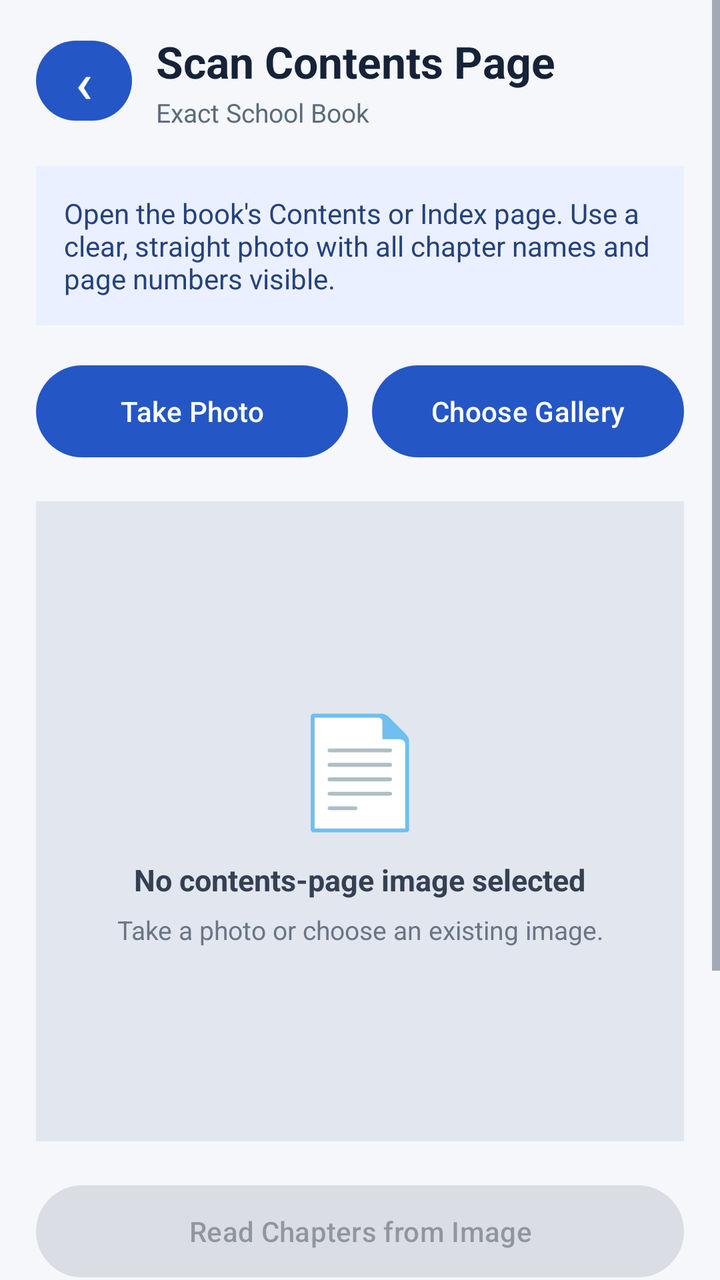
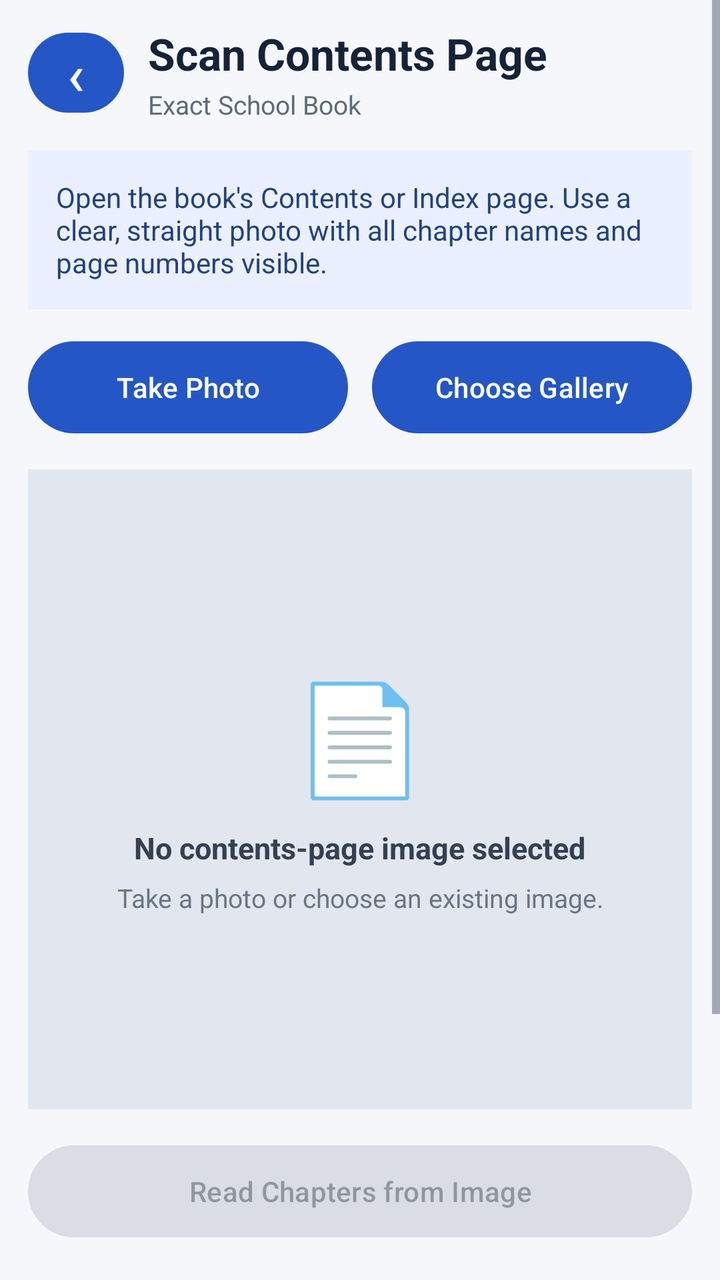

Compare the two renders of this Android layout. The source of the first and the diff that turns it into the second are given below.
<!-- AndroidManifest.xml: application theme Theme.StudySaathi -->
<!-- res/layout/activity_book_contents_scan.xml -->
<?xml version="1.0" encoding="utf-8"?>
<ScrollView xmlns:android="http://schemas.android.com/apk/res/android"
    android:id="@+id/bookContentsScanScrollView"
    android:layout_width="match_parent"
    android:layout_height="match_parent"
    android:background="#F5F7FB"
    android:fillViewport="true">

    <LinearLayout
        android:layout_width="match_parent"
        android:layout_height="wrap_content"
        android:orientation="vertical"
        android:paddingStart="18dp"
        android:paddingTop="16dp"
        android:paddingEnd="18dp"
        android:paddingBottom="28dp">

        <LinearLayout
            android:layout_width="match_parent"
            android:layout_height="wrap_content"
            android:gravity="center_vertical"
            android:orientation="horizontal">

            <Button
                android:id="@+id/backFromContentsScanButton"
                android:layout_width="48dp"
                android:layout_height="48dp"
                android:contentDescription="Go back"
                android:minWidth="0dp"
                android:padding="0dp"
                android:text="‹"
                android:textAllCaps="false"
                android:textSize="28sp" />

            <LinearLayout
                android:layout_width="0dp"
                android:layout_height="wrap_content"
                android:layout_marginStart="12dp"
                android:layout_weight="1"
                android:orientation="vertical">

                <TextView
                    android:id="@+id/contentsScanTitleTextView"
                    android:layout_width="match_parent"
                    android:layout_height="wrap_content"
                    android:text="Scan Contents Page"
                    android:textColor="#152238"
                    android:textSize="22sp"
                    android:textStyle="bold" />

                <TextView
                    android:id="@+id/contentsScanBookTitleTextView"
                    android:layout_width="match_parent"
                    android:layout_height="wrap_content"
                    android:layout_marginTop="2dp"
                    android:ellipsize="end"
                    android:maxLines="2"
                    android:text="Exact School Book"
                    android:textColor="#5E6B7A"
                    android:textSize="13sp" />

            </LinearLayout>

        </LinearLayout>

        <TextView
            android:layout_width="match_parent"
            android:layout_height="wrap_content"
            android:layout_marginTop="18dp"
            android:background="#EAF0FF"
            android:padding="14dp"
            android:text="Open the book's Contents or Index page. Use a clear, straight photo with all chapter names and page numbers visible."
            android:textColor="#25427D"
            android:textSize="14sp" />

        <LinearLayout
            android:layout_width="match_parent"
            android:layout_height="wrap_content"
            android:layout_marginTop="16dp"
            android:orientation="horizontal">

            <Button
                android:id="@+id/takeContentsPhotoButton"
                android:layout_width="0dp"
                android:layout_height="54dp"
                android:layout_weight="1"
                android:text="Take Photo"
                android:textAllCaps="false" />

            <Space
                android:layout_width="12dp"
                android:layout_height="1dp" />

            <Button
                android:id="@+id/chooseContentsGalleryButton"
                android:layout_width="0dp"
                android:layout_height="54dp"
                android:layout_weight="1"
                android:text="Choose Gallery"
                android:textAllCaps="false" />

        </LinearLayout>

        <FrameLayout
            android:layout_width="match_parent"
            android:layout_height="320dp"
            android:layout_marginTop="18dp"
            android:background="#E2E7EF">

            <ImageView
                android:id="@+id/contentsImagePreviewImageView"
                android:layout_width="match_parent"
                android:layout_height="match_parent"
                android:adjustViewBounds="true"
                android:contentDescription="Selected contents page"
                android:scaleType="fitCenter"
                android:visibility="gone" />

            <LinearLayout
                android:id="@+id/noContentsImageContainer"
                android:layout_width="match_parent"
                android:layout_height="match_parent"
                android:gravity="center"
                android:orientation="vertical"
                android:padding="28dp">

                <TextView
                    android:layout_width="wrap_content"
                    android:layout_height="wrap_content"
                    android:text="📄"
                    android:textSize="54sp" />

                <TextView
                    android:layout_width="wrap_content"
                    android:layout_height="wrap_content"
                    android:layout_marginTop="10dp"
                    android:text="No contents-page image selected"
                    android:textColor="#354052"
                    android:textSize="15sp"
                    android:textStyle="bold" />

                <TextView
                    android:layout_width="match_parent"
                    android:layout_height="wrap_content"
                    android:layout_marginTop="6dp"
                    android:gravity="center"
                    android:text="Take a photo or choose an existing image."
                    android:textColor="#6A7585"
                    android:textSize="13sp" />

            </LinearLayout>

            <LinearLayout
                android:id="@+id/contentsOcrProgressContainer"
                android:layout_width="match_parent"
                android:layout_height="match_parent"
                android:background="#CCFFFFFF"
                android:gravity="center"
                android:orientation="vertical"
                android:visibility="gone">

                <ProgressBar
                    android:id="@+id/contentsOcrProgressBar"
                    style="?android:attr/progressBarStyle"
                    android:layout_width="52dp"
                    android:layout_height="52dp" />

                <TextView
                    android:id="@+id/contentsOcrProgressTextView"
                    android:layout_width="wrap_content"
                    android:layout_height="wrap_content"
                    android:layout_marginTop="12dp"
                    android:text="Reading contents page…"
                    android:textColor="#354052"
                    android:textSize="14sp"
                    android:textStyle="bold" />

            </LinearLayout>

        </FrameLayout>

        <TextView
            android:id="@+id/selectedContentsImageTextView"
            android:layout_width="match_parent"
            android:layout_height="wrap_content"
            android:layout_marginTop="8dp"
            android:ellipsize="middle"
            android:maxLines="2"
            android:textColor="#5E6B7A"
            android:textSize="12sp"
            android:visibility="gone" />

        <TextView
            android:id="@+id/contentsScanErrorTextView"
            android:layout_width="match_parent"
            android:layout_height="wrap_content"
            android:layout_marginTop="14dp"
            android:background="#FFF1F0"
            android:padding="12dp"
            android:textColor="#B42318"
            android:textSize="14sp"
            android:visibility="gone" />

        <Button
            android:id="@+id/startContentsOcrButton"
            android:layout_width="match_parent"
            android:layout_height="54dp"
            android:layout_marginTop="18dp"
            android:enabled="false"
            android:text="Read Chapters from Image"
            android:textAllCaps="false" />

        <Button
            android:id="@+id/reviewDetectedChaptersButton"
            android:layout_width="match_parent"
            android:layout_height="54dp"
            android:layout_marginTop="10dp"
            android:text="Review Detected Chapters"
            android:textAllCaps="false"
            android:visibility="gone" />

        <TextView
            android:id="@+id/contentsScanResultSummaryTextView"
            android:layout_width="match_parent"
            android:layout_height="wrap_content"
            android:layout_marginTop="12dp"
            android:background="#E8F5E9"
            android:padding="12dp"
            android:textColor="#207A3C"
            android:textSize="14sp"
            android:visibility="gone" />

        <TextView
            android:layout_width="match_parent"
            android:layout_height="wrap_content"
            android:layout_marginTop="22dp"
            android:text="Photo tips"
            android:textColor="#152238"
            android:textSize="17sp"
            android:textStyle="bold" />

        <TextView
            android:layout_width="match_parent"
            android:layout_height="wrap_content"
            android:layout_marginTop="8dp"
            android:lineSpacingExtra="4dp"
            android:text="• Keep the page flat and fully visible.&#10;• Avoid shadows, glare and tilted photos.&#10;• Use one Contents/Index page at a time.&#10;• Ensure chapter titles and page numbers are readable.&#10;• Every detected chapter will require Parent review."
            android:textColor="#536174"
            android:textSize="14sp" />

    </LinearLayout>

</ScrollView>
<!-- resources referenced by this layout -->
<resources>
  <style name="Theme.StudySaathi" parent="Theme.Material3.DayNight.NoActionBar">
  
          
          <item name="colorPrimary">@color/ss_primary</item>
          <item name="colorOnPrimary">@color/ss_on_primary</item>
          <item name="colorPrimaryContainer">@color/ss_blue_soft</item>
          <item name="colorOnPrimaryContainer">@color/ss_primary_dark</item>
  
          <item name="colorSecondary">@color/ss_secondary</item>
          <item name="colorOnSecondary">@color/ss_on_secondary</item>
          <item name="colorSecondaryContainer">@color/ss_teal_soft</item>
          <item name="colorOnSecondaryContainer">@color/ss_secondary</item>
  
          <item name="colorTertiary">@color/ss_tertiary</item>
          <item name="colorOnTertiary">@color/ss_on_tertiary</item>
          <item name="colorTertiaryContainer">@color/ss_yellow_soft</item>
          <item name="colorOnTertiaryContainer">@color/ss_tertiary</item>
  
          
          <item name="android:colorBackground">@color/ss_background</item>
          <item name="colorSurface">@color/ss_surface</item>
          <item name="colorSurfaceVariant">@color/ss_surface_soft</item>
          <item name="colorOnSurface">@color/ss_text_primary</item>
          <item name="colorOnSurfaceVariant">@color/ss_text_secondary</item>
  
          
          <item name="colorOutline">@color/ss_outline</item>
          <item name="colorError">@color/ss_error</item>
          <item name="colorOnError">@color/white</item>
          <item name="colorErrorContainer">@color/ss_red_soft</item>
          <item name="colorOnErrorContainer">@color/ss_error</item>
  
          
          <item name="android:windowBackground">@drawable/bg_app_soft_mix</item>
          <item name="android:statusBarColor">@color/ss_background</item>
          <item name="android:navigationBarColor">@color/ss_background</item>
  
          <item name="android:windowLightStatusBar">true</item>
          <item name="android:windowLightNavigationBar">true</item>
          <item name="android:forceDarkAllowed">false</item>
  
          <item name="android:windowNoTitle">true</item>
          <item name="windowActionModeOverlay">true</item>
  
          
          <item name="android:colorAccent">@color/ss_primary</item>
          <item name="colorControlActivated">@color/ss_primary</item>
          <item name="colorControlNormal">@color/ss_text_secondary</item>
  
      </style>
  <color name="ss_primary">#2457C5</color>
  <color name="ss_on_primary">#FFFFFF</color>
  <color name="ss_blue_soft">#EAF2FF</color>
  <color name="ss_primary_dark">#173F99</color>
  <color name="ss_secondary">#087F8C</color>
  <color name="ss_on_secondary">#FFFFFF</color>
  <color name="ss_teal_soft">#EAF8F8</color>
  <color name="ss_tertiary">#8A5A00</color>
  <color name="ss_on_tertiary">#FFFFFF</color>
  <color name="ss_yellow_soft">#FFF8E8</color>
  <color name="ss_background">#F7F9FC</color>
  <color name="ss_surface">#FFFFFF</color>
  <color name="ss_surface_soft">#F0F4FA</color>
  <color name="ss_text_primary">#182230</color>
  <color name="ss_text_secondary">#566273</color>
  <color name="ss_outline">#D6DEE9</color>
  <color name="ss_error">#BA1A1A</color>
  <color name="white">#FFFFFFFF</color>
  <color name="ss_red_soft">#FFF0F0</color>
  <!-- drawable bg_app_soft_mix (drawable) -->
  <?xml version="1.0" encoding="utf-8"?>
  <shape xmlns:android="http://schemas.android.com/apk/res/android"
      android:shape="rectangle">
  
      <gradient
          android:angle="270"
          android:centerColor="#F2FBF3"
          android:endColor="#EEF7FF"
          android:startColor="#FFF2F2"
          android:type="linear" />
  
  </shape>
</resources>

<!-- the commit's change to res/layout/activity_book_contents_scan.xml (unified diff, before → after) -->
@@ -10,10 +10,10 @@
         android:layout_width="match_parent"
         android:layout_height="wrap_content"
         android:orientation="vertical"
-        android:paddingStart="18dp"
-        android:paddingTop="16dp"
-        android:paddingEnd="18dp"
-        android:paddingBottom="28dp">
+        android:paddingStart="14dp"
+        android:paddingTop="12dp"
+        android:paddingEnd="14dp"
+        android:paddingBottom="12dp">
 
         <LinearLayout
             android:layout_width="match_parent"
@@ -66,7 +66,7 @@
         <TextView
             android:layout_width="match_parent"
             android:layout_height="wrap_content"
-            android:layout_marginTop="18dp"
+            android:layout_marginTop="14dp"
             android:background="#EAF0FF"
             android:padding="14dp"
             android:text="Open the book's Contents or Index page. Use a clear, straight photo with all chapter names and page numbers visible."
@@ -76,7 +76,7 @@
         <LinearLayout
             android:layout_width="match_parent"
             android:layout_height="wrap_content"
-            android:layout_marginTop="16dp"
+            android:layout_marginTop="12dp"
             android:orientation="horizontal">
 
             <Button
@@ -104,7 +104,7 @@
         <FrameLayout
             android:layout_width="match_parent"
             android:layout_height="320dp"
-            android:layout_marginTop="18dp"
+            android:layout_marginTop="14dp"
             android:background="#E2E7EF">
 
             <ImageView
@@ -122,7 +122,7 @@
                 android:layout_height="match_parent"
                 android:gravity="center"
                 android:orientation="vertical"
-                android:padding="28dp">
+                android:padding="12dp">
 
                 <TextView
                     android:layout_width="wrap_content"
@@ -205,7 +205,7 @@
             android:id="@+id/startContentsOcrButton"
             android:layout_width="match_parent"
             android:layout_height="54dp"
-            android:layout_marginTop="18dp"
+            android:layout_marginTop="14dp"
             android:enabled="false"
             android:text="Read Chapters from Image"
             android:textAllCaps="false" />
